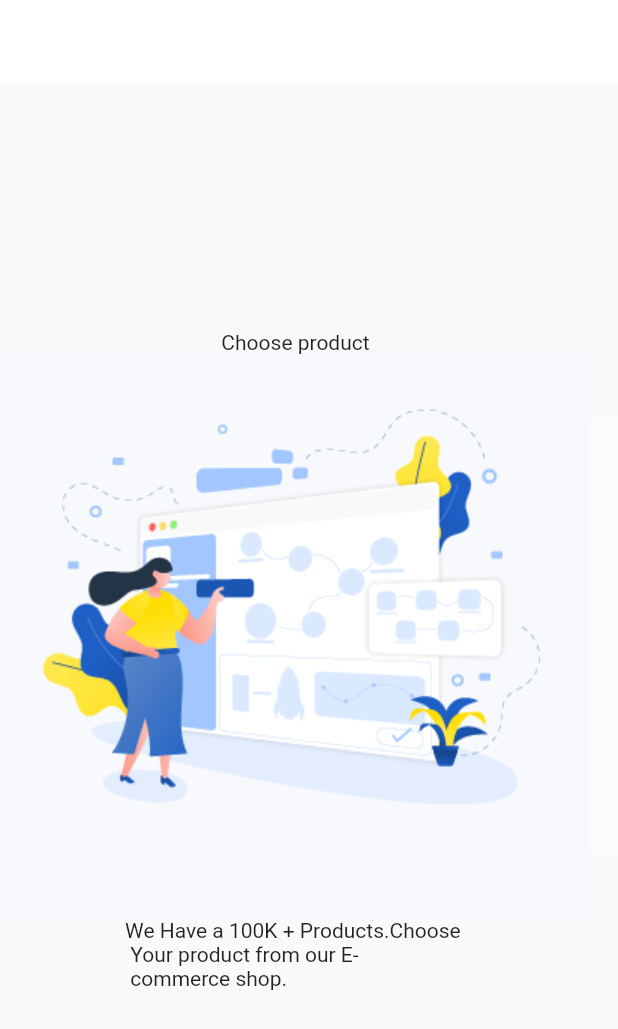
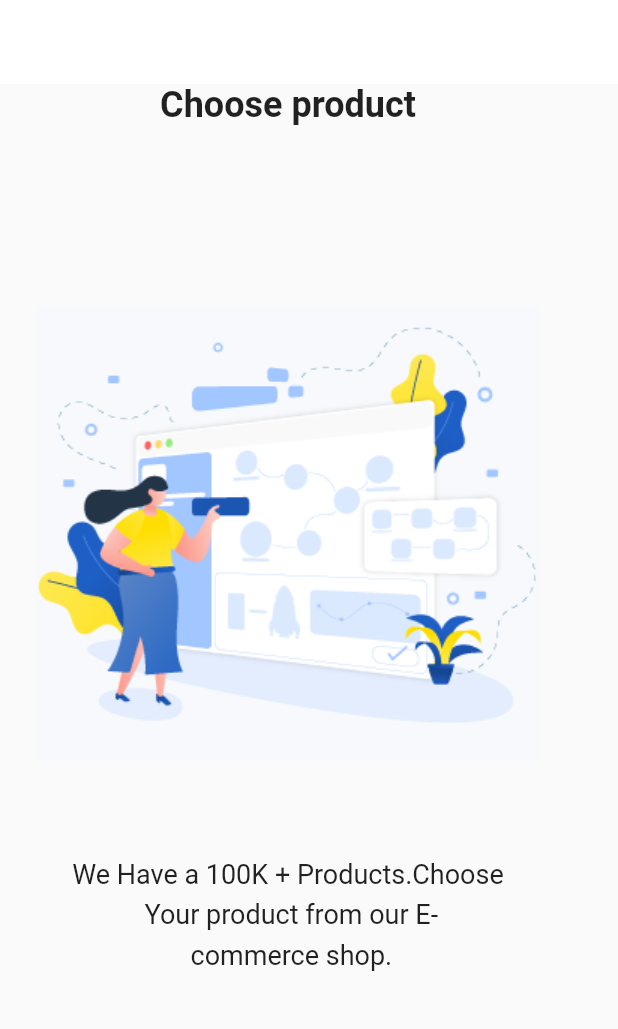
Before and after one commit to retabaitas/ecommerce_app, a Flutter app: the screen it shows after launch, on a phone screen of 412 x 824 dp. Shown: the top 1029 px of the screen. Run offline on Flutter 3.47's test engine with Material 2 defaults, Android fonts, the phone set to English and light mode, and no system bars; our stand-ins replace get.

Commit message:
Changes to be committed

```diff
--- a/lib/data/datasource/static/static.dart
+++ b/lib/data/datasource/static/static.dart
@@ -24,6 +24,6 @@ List<OnBoardingModel> onBordingList = [
     title: 'Fast Delivery',
     image: ImageAsset.onBoardingimageFour,
     body:
-        'reliable and Fast Delivery. We Deliver your product the fastest \n way possibile.',
+        'reliable and Fast Delivery. We Deliver \n your product the fastest \n way possibile.',
   ),
 ];
--- a/lib/view/screen/onBoarding.dart
+++ b/lib/view/screen/onBoarding.dart
@@ -13,18 +13,39 @@ class OnBoarding extends StatelessWidget {
         elevation: 0.0,
         backgroundColor: Colors.white,
       ),
-      body: SafeArea(
-        child: ListView.builder(
-          scrollDirection: Axis.horizontal,
-          itemCount: onBordingList.length,
-          itemBuilder: (context, index) => Column(
-            mainAxisAlignment: MainAxisAlignment.center,
-            children: [
-              Text(onBordingList[index].title!),
-              Image.asset(onBordingList[index].image!),
-              Text(onBordingList[index].body!),
-            ],
-          ),
+      body: ListView.builder(
+        scrollDirection: Axis.horizontal,
+        itemCount: onBordingList.length,
+        itemBuilder: (context, index) => Column(
+          children: [
+            Text(
+              onBordingList[index].title!,
+              style: const TextStyle(
+                fontSize: 24,
+                fontWeight: FontWeight.bold,
+              ),
+            ),
+            const SizedBox(
+              height: 80,
+            ),
+            Container(
+              width: 384,
+              height: 384,
+              padding: const EdgeInsets.all(10),
+              child: Image.asset(
+                onBordingList[index].image!,
+              ),
+            ),
+            const SizedBox(height: 20),
+            Text(
+              onBordingList[index].body!,
+              textAlign: TextAlign.center,
+              style: const TextStyle(
+                fontSize: 18,
+                height: 1.5,
+              ),
+            ),
+          ],
         ),
       ),
     );
```
Also changed, not shown: assets/images/onBoardingone.png, assets/images/onBoardingthree.png.
